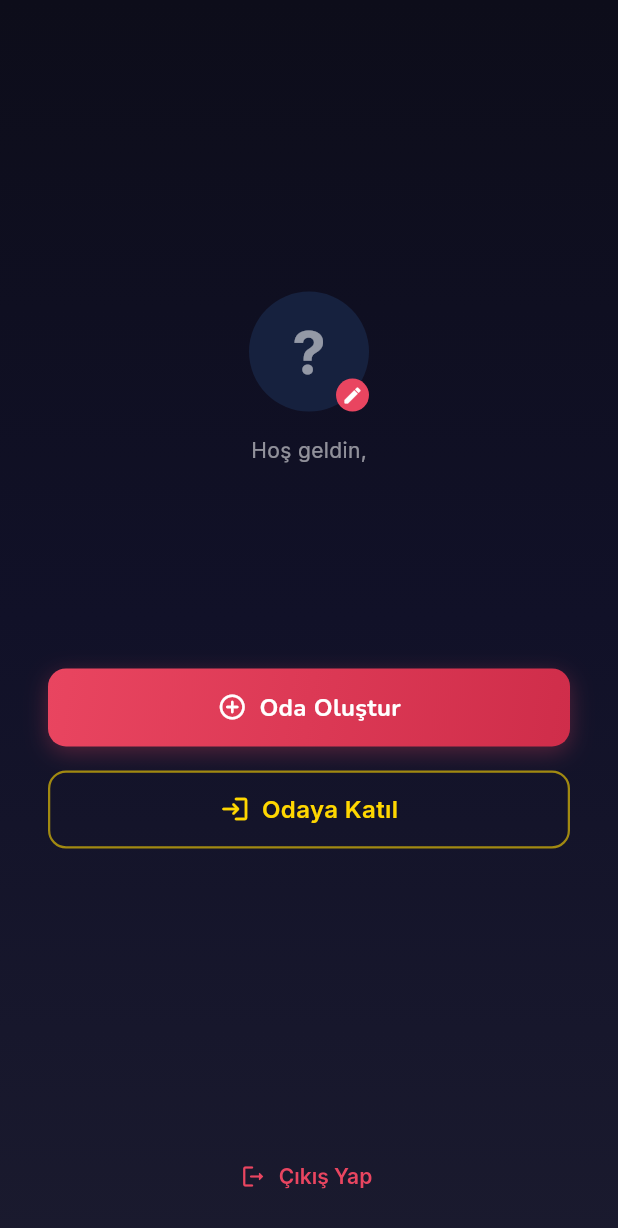
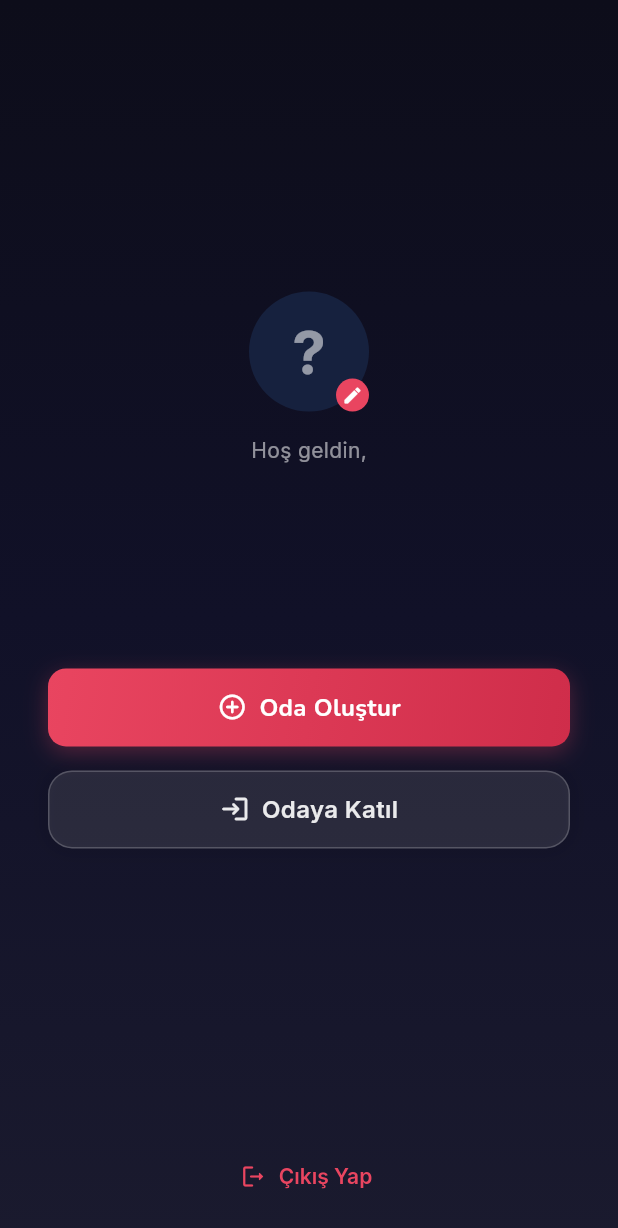
Before and after one commit to egedemirci1/SocialRisk, a Flutter app: the screen it shows once a user with an empty profile is signed in, on a phone screen of 412 x 824 dp. Shown: the top 1228 px of the screen. Run offline on Flutter 3.47's test engine with Material 3 defaults, Android fonts, the phone set to English and light mode, and no system bars; our stand-ins replace cached_network_image, cloud_firestore, firebase_auth, firebase_core, firebase_crashlytics, firebase_storage and 6 more; accounts and stored records are empty; generated files the repository leaves out were written again.

Commit message:
Style Join button and add rotating tooltips
Refactor UI for the room screens: restyles the Join Room button in home_screen.dart (updated background, increased corner radius, border and shadow, adjusted splash/icon/text colors) to improve contrast and polish. In lobby_screen.dart, inserts a new _RotatingTooltips widget (with AnimatedSwitcher + slide/fade transition) above the player list to show rotating in-room tips every 5 seconds, and adds spacing around it. These changes are visual-only and aim to improve usability and discoverability of gameplay tips.

```diff
--- a/lib/features/room/presentation/home_screen.dart
+++ b/lib/features/room/presentation/home_screen.dart
@@ -140,18 +140,23 @@ class _JoinRoomButton extends StatelessWidget {
       label: 'Odaya Katıl',
       child: DecoratedBox(
         decoration: BoxDecoration(
-          borderRadius: BorderRadius.circular(12),
-          border: Border.all(
-            color: AppColors.accent.withValues(alpha: 0.6),
-            width: 1.5,
-          ),
+          color: Colors.white.withValues(alpha: 0.1),
+          borderRadius: BorderRadius.circular(16),
+          border: Border.all(color: Colors.white.withValues(alpha: 0.2)),
+          boxShadow: [
+            BoxShadow(
+              color: Colors.black.withValues(alpha: 0.1),
+              blurRadius: 10,
+              spreadRadius: 2,
+            )
+          ],
         ),
         child: Material(
           color: Colors.transparent,
           child: InkWell(
             onTap: onPressed,
-            borderRadius: BorderRadius.circular(12),
-            splashColor: AppColors.accent.withValues(alpha: 0.1),
+            borderRadius: BorderRadius.circular(16),
+            splashColor: AppColors.accent.withValues(alpha: 0.2),
             child: SizedBox(
               height: 52,
               child: Row(
@@ -159,14 +164,14 @@ class _JoinRoomButton extends StatelessWidget {
                 children: [
                   Icon(
                     Icons.login_rounded,
-                    color: AppColors.accent,
+                    color: Colors.white.withValues(alpha: 0.9),
                     size: 20,
                   ),
                   const SizedBox(width: 8),
                   Text(
                     'Odaya Katıl',
                     style: AppTextStyles.titleLarge.copyWith(
-                      color: AppColors.accent,
+                      color: Colors.white.withValues(alpha: 0.9),
                       fontSize: 16,
                     ),
                   ),
```
Also changed, not shown: lib/features/room/presentation/lobby_screen.dart (+61 -0 lines).
